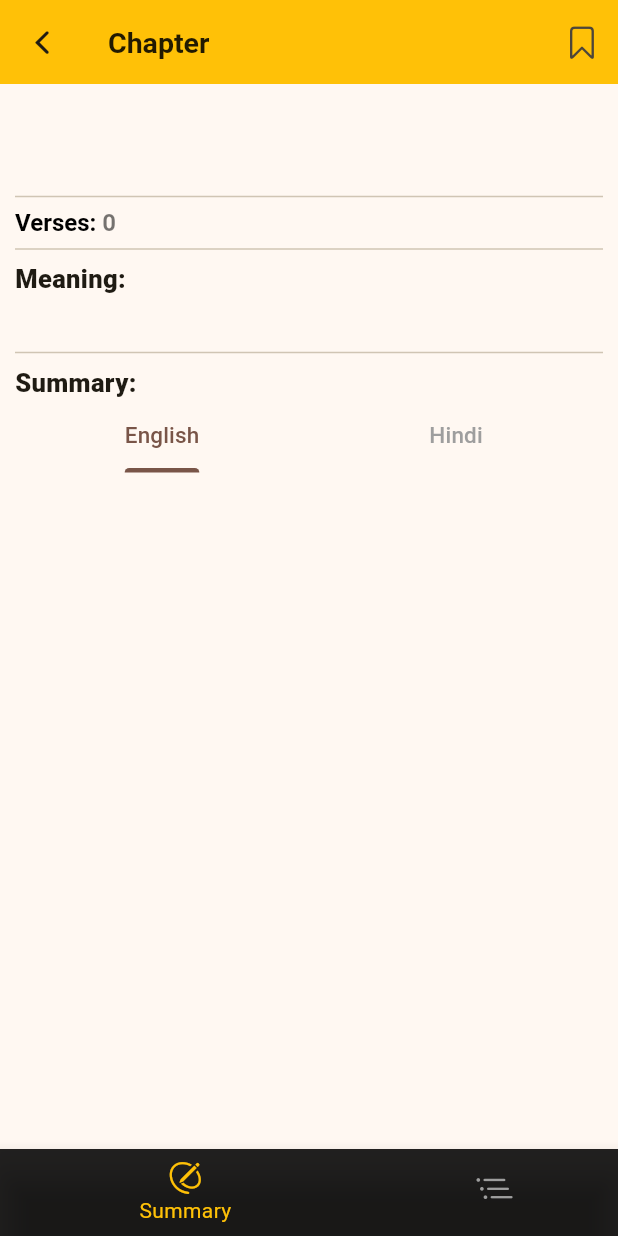
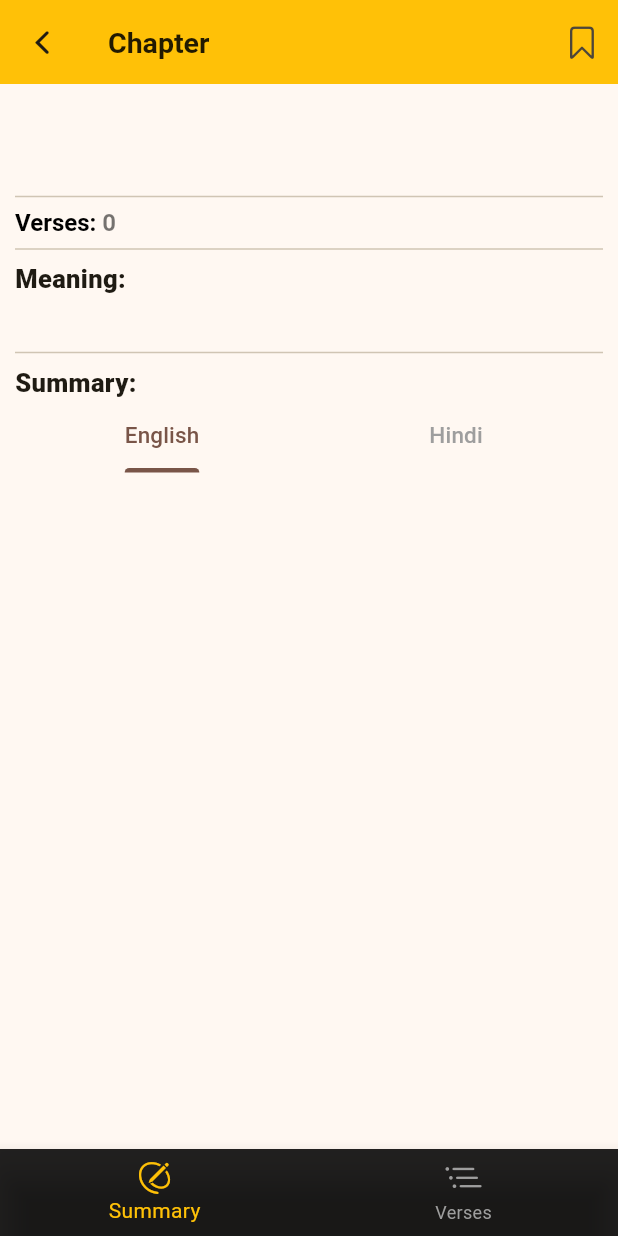
Before and after one commit to Aman-Sirmaur19/Shreemad_Bhagavad_Geeta_App, a Flutter app: the TabScreen screen opened directly with empty values, on a phone screen of 412 x 824 dp. Run offline on Flutter 3.47's test engine with Material 3 defaults, Android fonts, the phone set to English and light mode, and no system bars; our stand-ins replace flutter_tts, google_mobile_ads, hive, hive_flutter; missing offline and left inert: in_app_update, translator; accounts and stored records are empty; network calls fail.

Commit message:
Minor UI changes.

```diff
--- a/lib/screens/tabs/tab_screen.dart
+++ b/lib/screens/tabs/tab_screen.dart
@@ -21,9 +21,7 @@ class _TabScreenState extends State<TabScreen> {
   void initState() {
     super.initState();
     _pages = [
-      {
-        'page': SummaryScreen(chapter: widget.chapter),
-      },
+      {'page': SummaryScreen(chapter: widget.chapter)},
       {
         'page': AllVersesScreen(
           chapterNumber: widget.chapter['chapter_number'].toString(),
@@ -47,17 +45,16 @@ class _TabScreenState extends State<TabScreen> {
         onTap: _selectPage,
         selectedItemColor: Colors.amber,
         unselectedItemColor: Colors.grey,
+        backgroundColor: Colors.black87,
         currentIndex: _selectedPageIndex,
-        type: BottomNavigationBarType.shifting,
+        type: BottomNavigationBarType.fixed,
         items: const [
           BottomNavigationBarItem(
             icon: Icon(CupertinoIcons.pencil_outline),
-            backgroundColor: Colors.black87,
             label: 'Summary',
           ),
           BottomNavigationBarItem(
             icon: Icon(CupertinoIcons.list_bullet_indent),
-            backgroundColor: Colors.black87,
             label: 'Verses',
           ),
         ],
```
Also changed, not shown: lib/screens/bookmarks/bookmarks_tab_screen.dart (+4 -9 lines), lib/screens/home_screen.dart (+2 -6 lines).
